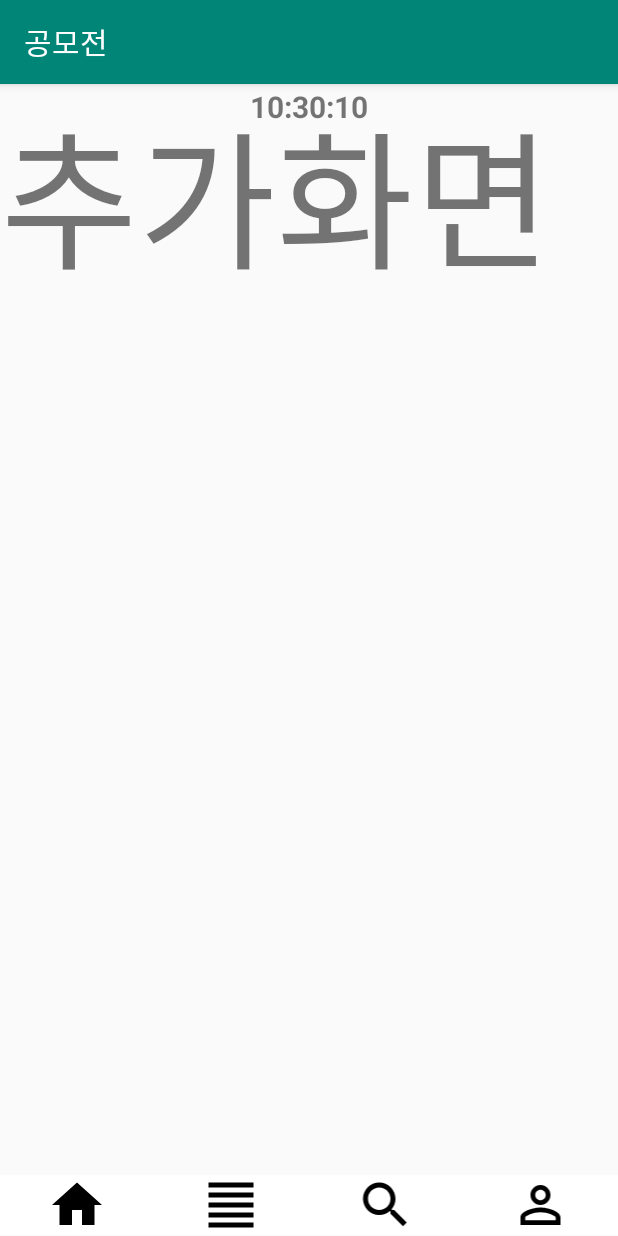
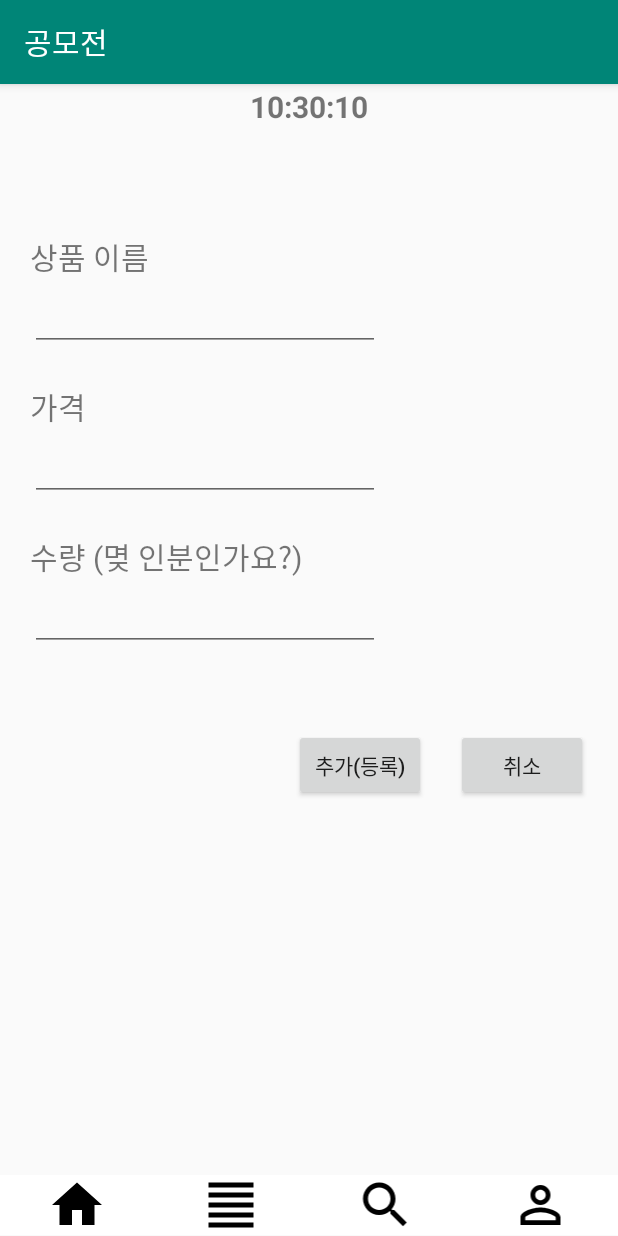
Before and after one commit to VanSubstance/projectTemp, an Android app: the fragment sellerUIEnrollProduct placed in its activity, on a phone screen of 412 x 824 dp. Run offline under Robolectric (Android 15) with nearby library versions, the phone set to English and light mode, and no system bars.

Commit message:
판매자 UI 구성
- 상품 추가 레이아웃 디자인
- 버튼 활성화

```diff
--- a/app/src/main/java/com/example/contest/productElement.kt
+++ b/app/src/main/java/com/example/contest/productElement.kt
@@ -6,7 +6,7 @@ class productElement() {
     var sellerId : String = ""
     var title : String = ""
     var price : Int = 0
-    // 양의 기준을 정해야 함; ex) 물리적 무게(kg), 추상적 기준(3번 먹을 수 있다)
+    // 양의 기준을 정해야 함; ex) 3인분, etc.
     var quantity : Int = 0
     var ctgr : Array<String> = Array(5, {i -> ""})
     var buyerId : String = ""
--- a/app/src/main/java/com/example/contest/sellerUIEnrollProduct.kt
+++ b/app/src/main/java/com/example/contest/sellerUIEnrollProduct.kt
@@ -6,11 +6,22 @@ import android.view.View
 import android.view.ViewGroup
 import androidx.fragment.app.Fragment
 import kotlinx.android.synthetic.main.seller_ui_enroll_product.*
+import kotlinx.android.synthetic.main.seller_ui_enroll_product.view.*
 
 class sellerUIEnrollProduct : Fragment() {
     override fun onCreateView(inflater: LayoutInflater, container: ViewGroup?, savedInstanceState: Bundle?): View? {
         val view = inflater.inflate(R.layout.seller_ui_enroll_product, container, false)
 
+        view.buttonEnroll.setOnClickListener {
+            // inputTitle: 상품 이름 인풋, inputPrice: 가격 인풋, inputQuan: 수량 인풋
+            // 여기서 데이터베이스에 저장
+            // 저장 양식은 테이블에 맞춰서: 상품 이름, 가격, 수량, 날짜, 판매자 ID, etc.
+        }
+
+        view.buttonCancel.setOnClickListener {
+            (activity as sellerUIMain).setSellerFrag(0)
+        }
+
         return view
     }
 }
--- a/app/src/main/java/com/example/contest/sellerUIHistory.kt
+++ b/app/src/main/java/com/example/contest/sellerUIHistory.kt
@@ -34,6 +34,9 @@ class sellerUIHistory : Fragment() {
 
         productElementList = ArrayList()
 
+        // 데이터베이스에서 조건에 맞는 상품들 불러오기
+        // 상품들 productElement 양식에 맞춰서 데이터 집어넣기
+        // productElementList에 넣어주기
         for (i in 0 until 20) {
             val element = productElement("Test_$i")
             productElementList.add(element)
--- a/app/src/main/java/com/example/contest/sellerUIHome.kt
+++ b/app/src/main/java/com/example/contest/sellerUIHome.kt
@@ -41,10 +41,14 @@ class sellerUIHome : Fragment() {
 
         productElementList = ArrayList()
 
+        // 데이터베이스에서 조건에 맞는 상품들 불러오기
+        // 상품들 productElement 양식에 맞춰서 데이터 집어넣기
+        // productElementList에 넣어주기
         for (i in 0 until 20) {
             val element = productElement("Test_$i")
             productElementList.add(element)
         }
+
         adapter = productElementAdapter(productElementList, requireContext(), 3)
         RecyclerView.adapter = adapter
 
--- a/app/src/main/java/com/example/contest/sellerUIToday.kt
+++ b/app/src/main/java/com/example/contest/sellerUIToday.kt
@@ -33,6 +33,9 @@ class sellerUIToday : Fragment() {
 
         productElementList = ArrayList()
 
+        // 데이터베이스에서 조건에 맞는 상품들 불러오기
+        // 상품들 productElement 양식에 맞춰서 데이터 집어넣기
+        // productElementList에 넣어주기
         for (i in 0 until 20) {
             val element = productElement("Test_$i")
             productElementList.add(element)
--- a/app/src/main/res/layout/seller_ui_enroll_product.xml
+++ b/app/src/main/res/layout/seller_ui_enroll_product.xml
@@ -2,15 +2,104 @@
 <androidx.constraintlayout.widget.ConstraintLayout
     xmlns:android="http://schemas.android.com/apk/res/android"
     xmlns:tools="http://schemas.android.com/tools"
+    xmlns:app="http://schemas.android.com/apk/res-auto"
     android:layout_width="match_parent"
     android:layout_height="match_parent">
 
     <TextView
-        android:id="@+id/textView"
+        android:id="@+id/staticTitle"
+        app:layout_constraintTop_toTopOf="parent"
+        app:layout_constraintLeft_toLeftOf="parent"
         android:layout_width="wrap_content"
         android:layout_height="wrap_content"
-        android:text="추가화면"
-        android:textSize="100dp"
-        tools:layout_editor_absoluteX="2dp"
-        tools:layout_editor_absoluteY="124dp" />
+        android:text="상품 이름"
+        android:textSize="20dp"
+        android:layout_marginTop="100dp"
+        android:layout_marginLeft="20dp"
+        />
+
+    <EditText
+        android:id="@+id/inputTitle"
+        app:layout_constraintTop_toBottomOf="@id/staticTitle"
+        app:layout_constraintLeft_toLeftOf="parent"
+        android:layout_width="wrap_content"
+        android:layout_height="wrap_content"
+        android:ems="10"
+        android:inputType="text"
+        android:text=""
+        android:textSize="20dp"
+        android:layout_marginLeft="20dp"
+        />
+
+    <TextView
+        android:id="@+id/staticPrice"
+        app:layout_constraintTop_toTopOf="@id/staticTitle"
+        app:layout_constraintLeft_toLeftOf="parent"
+        android:layout_width="wrap_content"
+        android:layout_height="wrap_content"
+        android:text="가격"
+        android:textSize="20dp"
+        android:layout_marginTop="100dp"
+        android:layout_marginLeft="20dp"
+        />
+
+    <EditText
+        android:id="@+id/inputPrice"
+        app:layout_constraintTop_toBottomOf="@id/staticPrice"
+        app:layout_constraintLeft_toLeftOf="parent"
+        android:layout_width="wrap_content"
+        android:layout_height="wrap_content"
+        android:ems="10"
+        android:inputType="text"
+        android:text=""
+        android:textSize="20dp"
+        android:layout_marginLeft="20dp"
+        />
+
+    <TextView
+        android:id="@+id/staticQuan"
+        app:layout_constraintTop_toTopOf="@id/staticPrice"
+        app:layout_constraintLeft_toLeftOf="parent"
+        android:layout_width="wrap_content"
+        android:layout_height="wrap_content"
+        android:text="수량 (몆 인분인가요?)"
+        android:textSize="20dp"
+        android:layout_marginTop="100dp"
+        android:layout_marginLeft="20dp"
+        />
+
+    <EditText
+        android:id="@+id/inputQuan"
+        app:layout_constraintTop_toBottomOf="@id/staticQuan"
+        app:layout_constraintLeft_toLeftOf="parent"
+        android:layout_width="wrap_content"
+        android:layout_height="wrap_content"
+        android:ems="10"
+        android:inputType="text"
+        android:text=""
+        android:textSize="20dp"
+        android:layout_marginLeft="20dp"
+        />
+
+    <Button
+        android:id="@+id/buttonEnroll"
+        app:layout_constraintTop_toBottomOf="@id/staticQuan"
+        app:layout_constraintRight_toLeftOf="@id/buttonCancel"
+        android:layout_width="wrap_content"
+        android:layout_height="wrap_content"
+        android:text="추가(등록)"
+        android:layout_marginTop="100dp"
+        android:layout_marginRight="20dp"
+        />
+
+    <Button
+        android:id="@+id/buttonCancel"
+        app:layout_constraintTop_toBottomOf="@id/staticQuan"
+        app:layout_constraintRight_toRightOf="parent"
+        android:layout_width="wrap_content"
+        android:layout_height="wrap_content"
+        android:text="취소"
+        android:layout_marginTop="100dp"
+        android:layout_marginRight="20dp"
+        />
 </androidx.constraintlayout.widget.ConstraintLayout>
```
